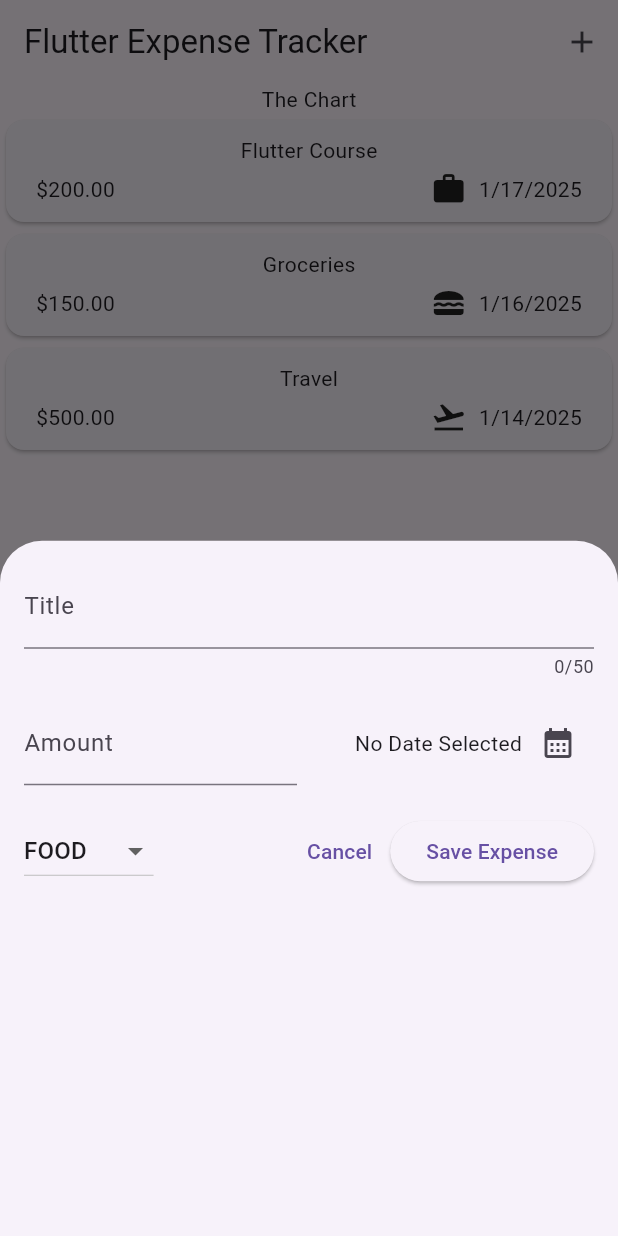
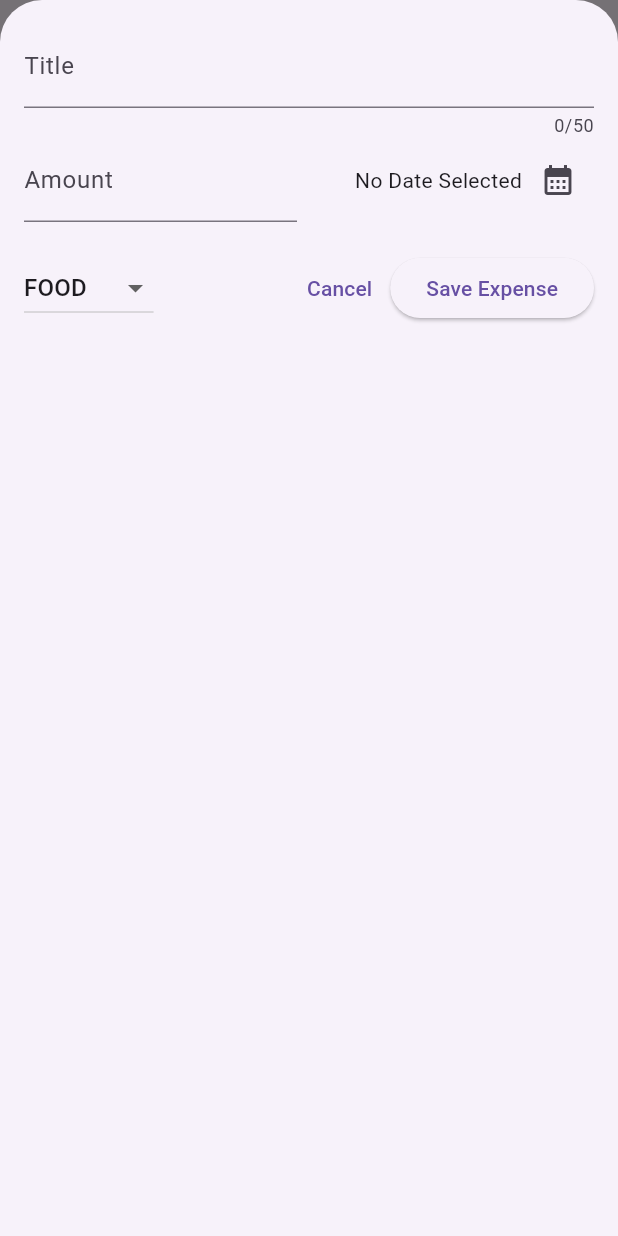
Before and after one commit to shshaheen/Cash-Track, a Flutter app: the screen it shows after launch, after a tap on the "add" icon, on a phone screen of 412 x 824 dp. Run offline on Flutter 3.47's test engine with Material 3 defaults, Android fonts, the phone set to English and light mode, and no system bars.

Commit message:
Bottom sheet is opened in fullscreen mode so that keyboard is not gonna overlapped anymore and bottom sheet is closed after saving expenses automatically

```diff
--- a/lib/main.dart
+++ b/lib/main.dart
@@ -11,7 +11,8 @@
   Widget build(BuildContext context) {
     return MaterialApp(
       debugShowCheckedModeBanner: false,
-      home: Expenses(),
+      theme: ThemeData(useMaterial3: true),
+      home:const  Expenses(),
     );
   }
 }
--- a/lib/widgets/expenses.dart
+++ b/lib/widgets/expenses.dart
@@ -19,31 +19,41 @@ class _ExpensesState extends State<Expenses> {
     Expense(
         title: "Groceries",
         amount: 150,
-        date: DateTime.now().subtract(Duration(days: 1)),
+        date: DateTime.now(),
         category: Category.food),
     Expense(
         title: "Travel",
         amount: 500,
-        date: DateTime.now().subtract(Duration(days: 3)),
+        date: DateTime.now(),
         category: Category.travel),
   ];
+
+
+
   void _openAddExpenseOverlay() {
     showModalBottomSheet(
+      isScrollControlled: true,
       context: context,
-      builder: (ctx) => NewExpense(),
+      builder: (ctx) => NewExpense(
+        onAddExpense: _addExpense,
+      ),
     );
-
   }
 
+  void _addExpense(Expense expense) {
+    setState(() {
+      _registeredExpenses.add(expense);
+    });
+  }
   @override
   Widget build(BuildContext context) {
     return Scaffold(
       appBar: AppBar(
-        title: Text("Flutter Expense Tracker"),
+        title:const  Text("Flutter ExpenseTracker"),
         actions: [
           IconButton(
-            icon: Icon(Icons.add),
             onPressed: _openAddExpenseOverlay,
+            icon:const  Icon(Icons.add),
           ),
         ],
       ),
--- a/lib/widgets/expenses_list/expenses_item.dart
+++ b/lib/widgets/expenses_list/expenses_item.dart
@@ -16,7 +16,7 @@ class ExpensesItem extends StatelessWidget {
         child: Column(
           children: [
             Text(expense.title),
-            SizedBox(
+            const SizedBox(
               height: 4,
             ),
             Row(
--- a/lib/widgets/expenses_list/expenses_list.dart
+++ b/lib/widgets/expenses_list/expenses_list.dart
@@ -1,6 +1,6 @@
 import 'package:cash_track/models/expense.dart';
 import 'package:cash_track/widgets/expenses_list/expenses_item.dart';
-import 'package:flutter/cupertino.dart';
+import 'package:flutter/material.dart';
 
 class ExpensesList extends StatelessWidget {
   const ExpensesList({
--- a/lib/widgets/new_expense.dart
+++ b/lib/widgets/new_expense.dart
@@ -1,8 +1,10 @@
+// import 'package:cash_track/widgets/expenses_list/expenses_item.dart';
 import 'package:flutter/material.dart';
 import 'package:cash_track/models/expense.dart';
 
 class NewExpense extends StatefulWidget {
-  const NewExpense({super.key});
+  const NewExpense({super.key, required this.onAddExpense});
+  final void Function(Expense expense) onAddExpense;
   @override
   State<NewExpense> createState() => _NewExpenseState();
 }
@@ -10,13 +12,13 @@ class NewExpense extends StatefulWidget {
 class _NewExpenseState extends State<NewExpense> {
   final _titleController = TextEditingController();
   final _amountController = TextEditingController();
+
   DateTime? _selectedDate;
   Category _categoryController = Category.food;
 
   void _presentDatePicker() async {
     final now = DateTime.now();
     final firstDate = DateTime(now.year - 1, now.month, now.day);
-    // final lastDate = DateTime(now.year+1, now.month, now.day);
     final pickedDate = await showDatePicker(
         context: context,
         initialDate: now,
@@ -27,26 +29,18 @@ class _NewExpenseState extends State<NewExpense> {
     });
   }
 
-  @override
-  void dispose() {
-    _titleController.dispose();
-    _amountController.dispose();
-    super.dispose();
-  }
 
   void _submitExpenseData() {
     final enteredAmount = double.tryParse(_amountController.text);
-    final amountIsInvalid = enteredAmount == null || enteredAmount < 0;
-    if (amountIsInvalid ||
-        _titleController.text.trim().isEmpty ||
+    final amountIsInvalid = enteredAmount == null || enteredAmount <= 0;
+    if (_titleController.text.trim().isEmpty  || amountIsInvalid ||
         _selectedDate == null) {
       //Show Error message
       showDialog(
           context: context,
-          builder: (ctx) {
-            return AlertDialog(
-              title: Text("Invalid Input"),
-              content: Text(
+          builder: (ctx) => AlertDialog(
+              title: const Text("Invalid Input"),
+              content: const Text(
                   "Please make sure a valid Title,Amount,Date and Category was entered."),
               actions: [
                 TextButton(
@@ -56,17 +50,30 @@ class _NewExpenseState extends State<NewExpense> {
                   child: Text("Okay"),
                 ),
               ],
-            );
-          });
+            ),
+          );
       return;
     }
-
+    widget.onAddExpense(
+      Expense(
+        title: _titleController.text,
+         amount: enteredAmount,
+         date: _selectedDate!,
+         category: _categoryController
+      ));
+    Navigator.pop(context);
+  }
+   @override
+  void dispose() {
+    _titleController.dispose();
+    _amountController.dispose();
+    super.dispose();
   }
 
   @override
   Widget build(BuildContext context) {
     return Padding(
-      padding: EdgeInsets.all(16.0),
+      padding:const EdgeInsets.all(16.0),
       child: Column(
         children: [
           TextField(
@@ -75,9 +82,6 @@ class _NewExpenseState extends State<NewExpense> {
             decoration: const InputDecoration(
               label: Text('Title'),
             ),
-          ),
-          const SizedBox(
-            height: 15,
           ),
           Row(
             children: [
@@ -91,7 +95,7 @@ class _NewExpenseState extends State<NewExpense> {
                   ),
                 ),
               ),
-              SizedBox(
+              const SizedBox(
                 width: 16,
               ),
               Expanded(
@@ -101,10 +105,10 @@ class _NewExpenseState extends State<NewExpense> {
                   children: [
                     Text(_selectedDate == null
                         ? "No Date Selected"
-                        : formatter.format(_selectedDate!)),
+                        : formatter.format(_selectedDate!),),
                     IconButton(
                       onPressed: _presentDatePicker,
-                      icon: Icon(Icons.calendar_month),
+                      icon: const Icon(Icons.calendar_month),
                     ),
                   ],
                 ),
@@ -135,23 +139,19 @@ class _NewExpenseState extends State<NewExpense> {
                     setState(() {
                       _categoryController = value;
                     });
-                  }),
+                  },),
               const Spacer(),
               TextButton(
                 onPressed: () {
                   Navigator.pop(context);
                 },
-                child: Text("Cancel"),
+                child: const Text("Cancel"),
               ),
               ElevatedButton(
-                  onPressed: () {
-                    _submitExpenseData();
-                    print(_titleController.text);
-                    print(_amountController.text);
-                  },
+                  onPressed: _submitExpenseData,
                   child: Text("Save Expense")),
             ],
-          )
+          ),
         ],
       ),
     );
```
